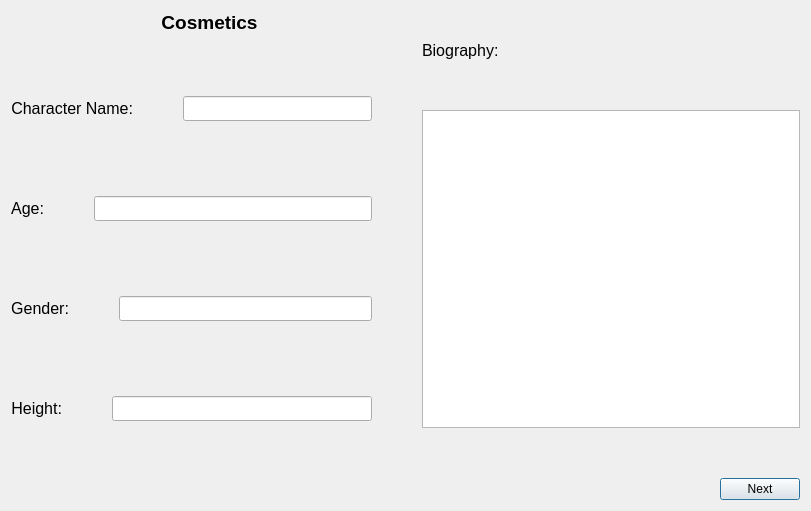
First picture: the form in Source Code/TJ's Code/cosmetic.ui, repository srohr/CEAMS, before the edit.
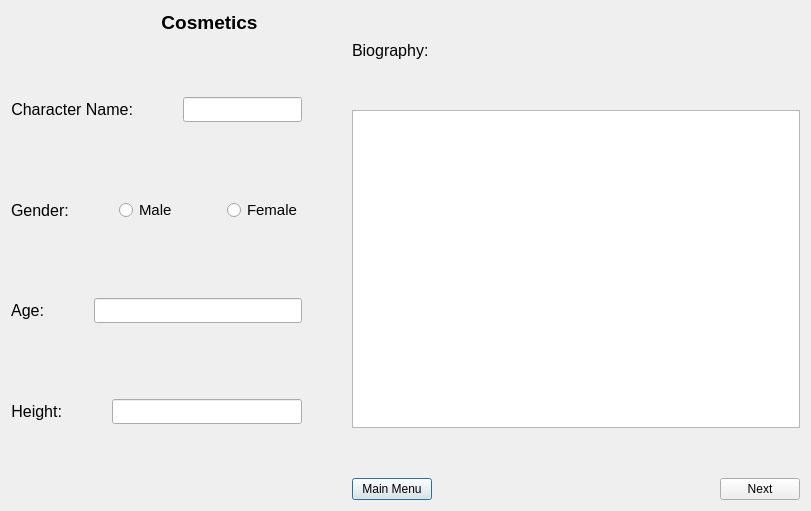
Second picture: the form after the edit.

```diff
--- a/Source Code/TJ's Code/cosmetic.ui
+++ b/Source Code/TJ's Code/cosmetic.ui
@@ -100,20 +100,6 @@
              <property name="maximumSize">
               <size>
                <width>300</width>
-               <height>25</height>
-              </size>
-             </property>
-            </widget>
-           </item>
-          </layout>
-         </item>
-         <item>
-          <layout class="QHBoxLayout" name="horizontalLayout_2">
-           <item>
-            <widget class="QLabel" name="Age">
-             <property name="maximumSize">
-              <size>
-               <width>125</width>
                <height>25</height>
               </size>
              </property>
@@ -121,22 +107,6 @@
               <font>
                <pointsize>12</pointsize>
               </font>
-             </property>
-             <property name="text">
-              <string>Age:</string>
-             </property>
-             <property name="alignment">
-              <set>Qt::AlignRight|Qt::AlignTrailing|Qt::AlignVCenter</set>
-             </property>
-            </widget>
-           </item>
-           <item>
-            <widget class="QLineEdit" name="lineEdit">
-             <property name="maximumSize">
-              <size>
-               <width>300</width>
-               <height>25</height>
-              </size>
              </property>
             </widget>
            </item>
@@ -161,18 +131,72 @@
               <string>Gender:</string>
              </property>
              <property name="alignment">
+              <set>Qt::AlignLeading|Qt::AlignLeft|Qt::AlignVCenter</set>
+             </property>
+            </widget>
+           </item>
+           <item>
+            <widget class="QRadioButton" name="RadioMale">
+             <property name="font">
+              <font>
+               <pointsize>11</pointsize>
+              </font>
+             </property>
+             <property name="text">
+              <string>Male</string>
+             </property>
+            </widget>
+           </item>
+           <item>
+            <widget class="QRadioButton" name="RadioFemale">
+             <property name="font">
+              <font>
+               <pointsize>11</pointsize>
+              </font>
+             </property>
+             <property name="text">
+              <string>Female</string>
+             </property>
+            </widget>
+           </item>
+          </layout>
+         </item>
+         <item>
+          <layout class="QHBoxLayout" name="horizontalLayout_2">
+           <item>
+            <widget class="QLabel" name="Age">
+             <property name="maximumSize">
+              <size>
+               <width>125</width>
+               <height>25</height>
+              </size>
+             </property>
+             <property name="font">
+              <font>
+               <pointsize>12</pointsize>
+              </font>
+             </property>
+             <property name="text">
+              <string>Age:</string>
+             </property>
+             <property name="alignment">
               <set>Qt::AlignRight|Qt::AlignTrailing|Qt::AlignVCenter</set>
              </property>
             </widget>
            </item>
            <item>
-            <widget class="QLineEdit" name="lineEdit_3">
+            <widget class="QLineEdit" name="AgeLine">
              <property name="maximumSize">
               <size>
                <width>300</width>
                <height>25</height>
               </size>
              </property>
+             <property name="font">
+              <font>
+               <pointsize>12</pointsize>
+              </font>
+             </property>
             </widget>
            </item>
           </layout>
@@ -208,6 +232,11 @@
                <height>25</height>
               </size>
              </property>
+             <property name="font">
+              <font>
+               <pointsize>12</pointsize>
+              </font>
+             </property>
             </widget>
            </item>
           </layout>
@@ -280,20 +309,41 @@
                <height>300</height>
               </size>
              </property>
+             <property name="font">
+              <font>
+               <pointsize>12</pointsize>
+              </font>
+             </property>
             </widget>
            </item>
           </layout>
          </item>
          <item>
           <layout class="QHBoxLayout" name="horizontalLayout_6">
+           <item>
+            <widget class="QPushButton" name="MainMenu">
+             <property name="maximumSize">
+              <size>
+               <width>125</width>
+               <height>16777215</height>
+              </size>
+             </property>
+             <property name="text">
+              <string>Main Menu</string>
+             </property>
+            </widget>
+           </item>
            <item>
             <spacer name="horizontalSpacer_2">
              <property name="orientation">
               <enum>Qt::Horizontal</enum>
              </property>
+             <property name="sizeType">
+              <enum>QSizePolicy::Expanding</enum>
+             </property>
              <property name="sizeHint" stdset="0">
               <size>
-               <width>298</width>
+               <width>300</width>
                <height>20</height>
               </size>
              </property>
@@ -301,6 +351,12 @@
            </item>
            <item>
             <widget class="QPushButton" name="Next">
+             <property name="maximumSize">
+              <size>
+               <width>125</width>
+               <height>16777215</height>
+              </size>
+             </property>
              <property name="text">
               <string>Next</string>
              </property>
```
Left out of the diff: 6 changed lines with no effect on the pictures.
